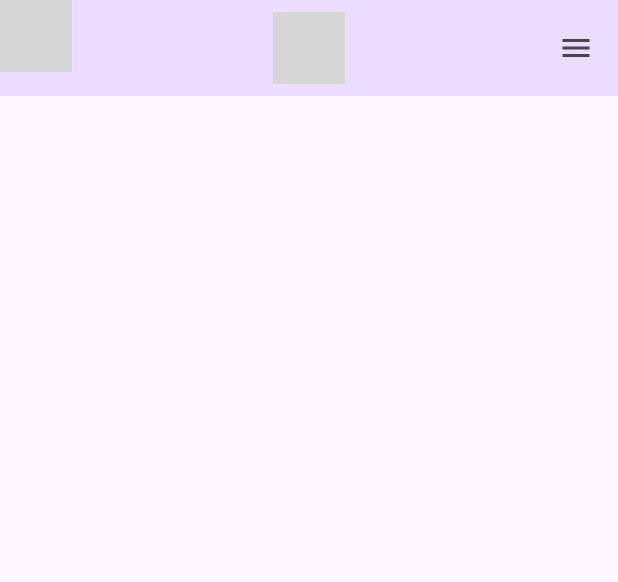
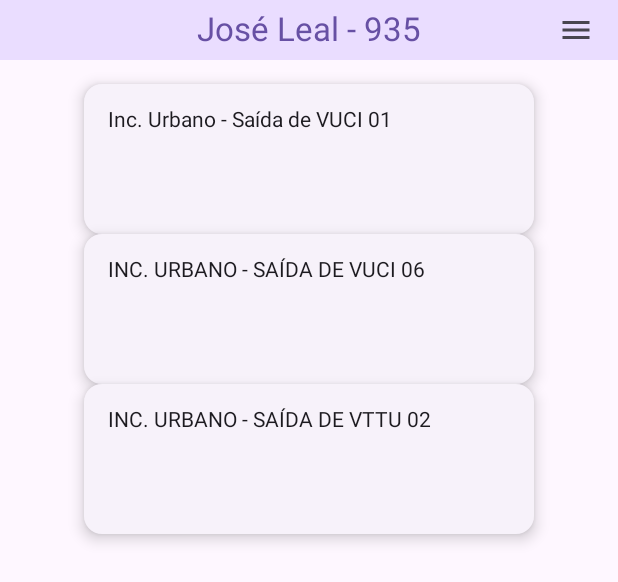
Before and after one commit to jppleal/OnMyWayApp, an Android app built with Jetpack Compose: the @Preview function HomeScreenPreview, on a phone screen of 412 x 824 dp. Shown: the top 582 px of the screen. Run offline under Robolectric (Android 15) with nearby library versions, the phone set to English and light mode, and no system bars; our stand-ins replace Firebase (no records; nobody signed in at launch, a user with empty details on screens opened directly); grey boxes are pictures that could not be loaded.

Commit message:
Now we do have a decent topnav and cards!

```diff
--- a/app/src/main/java/com/jppleal/onmywayapp/MainActivity.kt
+++ b/app/src/main/java/com/jppleal/onmywayapp/MainActivity.kt
@@ -7,13 +7,19 @@ import androidx.activity.ComponentActivity
 import androidx.activity.compose.setContent
 import androidx.compose.foundation.Image
 import androidx.compose.foundation.layout.*
+import androidx.compose.foundation.rememberScrollState
 import androidx.compose.foundation.text.ClickableText
+import androidx.compose.foundation.verticalScroll
 import androidx.compose.material.icons.Icons
+import androidx.compose.material.icons.automirrored.filled.ArrowBack
 import androidx.compose.material.icons.filled.ArrowBack
 import androidx.compose.material.icons.filled.Menu
 import androidx.compose.material3.Button
+import androidx.compose.material3.Card
+import androidx.compose.material3.CardDefaults
 import androidx.compose.material3.CenterAlignedTopAppBar
 import androidx.compose.material3.Divider
+import androidx.compose.material3.ElevatedCard
 import androidx.compose.material3.ExperimentalMaterial3Api
 import androidx.compose.material3.Icon
 import androidx.compose.material3.IconButton
@@ -28,9 +34,11 @@ import androidx.compose.runtime.*
 import androidx.compose.ui.Alignment
 import androidx.compose.ui.Modifier
 import androidx.compose.ui.input.nestedscroll.nestedScroll
+import androidx.compose.ui.modifier.modifierLocalMapOf
 import androidx.compose.ui.platform.LocalContext
 import androidx.compose.ui.res.painterResource
 import androidx.compose.ui.text.AnnotatedString
+import androidx.compose.ui.text.style.TextAlign
 import androidx.compose.ui.text.style.TextOverflow
 import androidx.compose.ui.tooling.preview.Preview
 import androidx.compose.ui.unit.dp
@@ -146,14 +154,13 @@ fun HomeScreen(userName: String, internalNumber: String, onLogout: (Context) ->
     ){
         Column (
             modifier = Modifier.padding(0.dp),
-            verticalArrangement = Arrangement.Center,
+            verticalArrangement = Arrangement.Top,
             horizontalAlignment = Alignment.CenterHorizontally
             ){
             TopNavigationBar(userName = userName, internalNumber = internalNumber ) {
              //goes to profile?
             }
-            Spacer(modifier = Modifier.fillMaxHeight())
-            Text(text = "It's quiet here... No news... Good news?")
+            Spacer(modifier = Modifier.height(16.dp))
             AlertList(alerts = alerts)
         }
     }
@@ -164,42 +171,31 @@ fun AlertList(alerts: List<Alert>){
         alerts.forEach{
                 alert ->
             AlertItem(alert = alert)
-            Divider() //This adds dividers between alerts
+            //Divider() //This adds dividers between alerts
         }
     }
 }
 @Composable
 fun AlertItem(alert: Alert){
-    Text(text = alert.message)
+    ElevatedCard(
+        elevation = CardDefaults.cardElevation(
+            defaultElevation = 6.dp
+        ),
+        modifier = Modifier.size(width = 300.dp, height = 100.dp)
+    ) {
+        Text(text = alert.message,
+            modifier = Modifier.padding(16.dp),
+            textAlign = TextAlign.Center)
+    }
 }
+@OptIn(ExperimentalMaterial3Api::class)
 @Composable
 fun TopNavigationBar(userName: String, internalNumber: String, onUserNameClicked: () -> Unit){
     val scrollBehaviour = TopAppBarDefaults.pinnedScrollBehavior(rememberTopAppBarState())
-  /*  Surface(
-        color = MaterialTheme.colorScheme.background,
-        modifier = Modifier.fillMaxWidth()
-    ){
-        Row(
-            verticalAlignment = Alignment.CenterVertically,
-            horizontalArrangement = Arrangement.SpaceBetween,
-
-        ){
-                ClickableText(
-                    text = AnnotatedString(userName),
-                    onClick = { offset ->
-                        onUserNameClicked()
-                    },
-                    style = MaterialTheme.typography.bodyLarge,
-                    modifier = Modifier.padding(10.dp,0.dp,0.dp,0.dp)
-                )
-                Text(
-                    text = AnnotatedString("($internalNumber)"),
-                    style = MaterialTheme.typography.bodyMedium
-                )
-        }
-    }*/
     Scaffold(
-        modifier = Modifier.nestedScroll(scrollBehaviour.nestedScrollConnection),
+        modifier = Modifier
+            .nestedScroll(scrollBehaviour.nestedScrollConnection)
+            .height(40.dp),
         topBar = {
             CenterAlignedTopAppBar(
                 colors = TopAppBarDefaults.topAppBarColors(
@@ -207,13 +203,12 @@ fun TopNavigationBar(userName: String, internalNumber: String, onUserNameClicked
                     titleContentColor = MaterialTheme.colorScheme.primary
                 ),
                 title = {
-                    Text("Centered Top App Bar",
-                    1, TextOverflow.Ellipsis)
+                    Text(text = "$userName - $internalNumber", maxLines = 1 ,overflow = TextOverflow.Ellipsis)
                 },
                 navigationIcon = {
                     IconButton(onClick = { /*TODO*/ }) { //what is this bro
-                        Icon(imageVector = Icons.Filled.ArrowBack,
-                        contentDescription = "Localized description")
+                        //Icon(imageVector = Icons.AutoMirrored.Filled.ArrowBack,
+                        //contentDescription = "Localized description")
                     }
                 },
                 actions = {
@@ -228,7 +223,17 @@ fun TopNavigationBar(userName: String, internalNumber: String, onUserNameClicked
             )
         },
     ) {
-        innerPadding -> ScrollContent(innerPadding)
+        innerPadding ->
+        ScrollContent(innerPadding)
+    }
+}
+@Composable
+fun ScrollContent(innerPadding: PaddingValues){
+    Column (
+        modifier = Modifier
+            .padding(innerPadding)
+            .verticalScroll(rememberScrollState())
+    ){
     }
 }
 @Composable
@@ -283,7 +288,6 @@ fun AlertListPreview(){
     val alerts = getSomeGoodHardcodedAlerts()
     AlertList(alerts = alerts)
 }
-
 @Preview
 @Composable
 fun OptionScreenPreview(){
```
